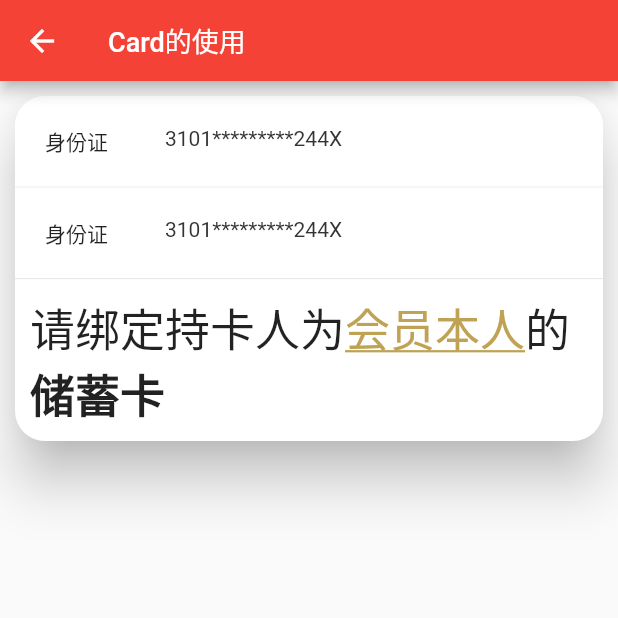
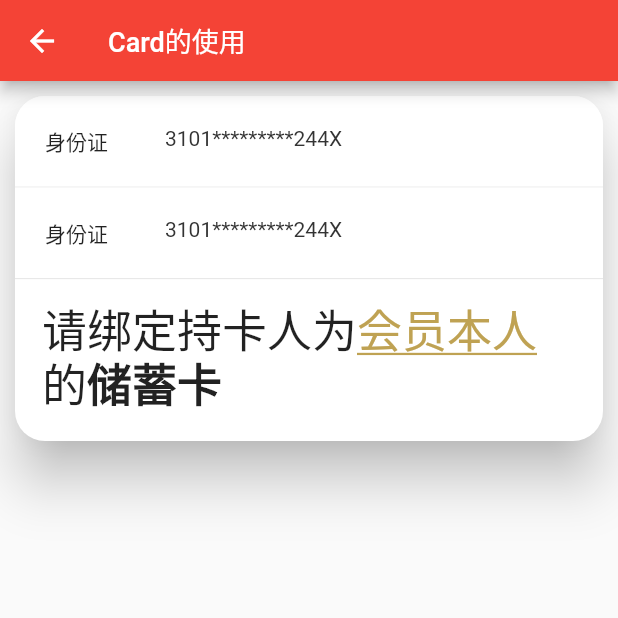
Before and after one commit to hjcasd/flutter_base, a Flutter app: the CardPage screen opened by its route, on a phone screen of 412 x 824 dp, the top half of it. Run offline on Flutter 3.47's test engine with Material 2 defaults, Android fonts, the phone set to English and light mode, and no system bars; drawn by our look-alikes of flutter_html, flutter_widget_from_html_core; our stand-ins replace cached_network_image, dio, flutter_easyloading, flutter_easyrefresh, flutter_swiper_null_safety, get and 1 more; missing offline and left inert: flutter_inappwebview.

Commit message:
依赖更新

```diff
--- a/lib/pages/layout/card/card_page.dart
+++ b/lib/pages/layout/card/card_page.dart
@@ -1,7 +1,7 @@
 import 'package:flutter/material.dart';
 import 'package:flutter_base/components/app_bar/smart_app_bar.dart';
 import 'package:flutter_base/components/form/form_read_item.dart';
-import 'package:flutter_widget_from_html_core/flutter_widget_from_html_core.dart';
+import 'package:flutter_html/flutter_html.dart';
 
 /// Card页面
 class CardPage extends StatelessWidget {
@@ -46,8 +46,8 @@ class MyCard extends StatelessWidget {
           ),
           Padding(
             padding: EdgeInsets.all(10),
-            child: HtmlWidget(
-              _htmlData,
+            child: Html(
+              data: _htmlData,
             ),
           ),
         ],
```
Also changed, not shown: pubspec.yaml (+12 -3 lines), pubspec.lock.
